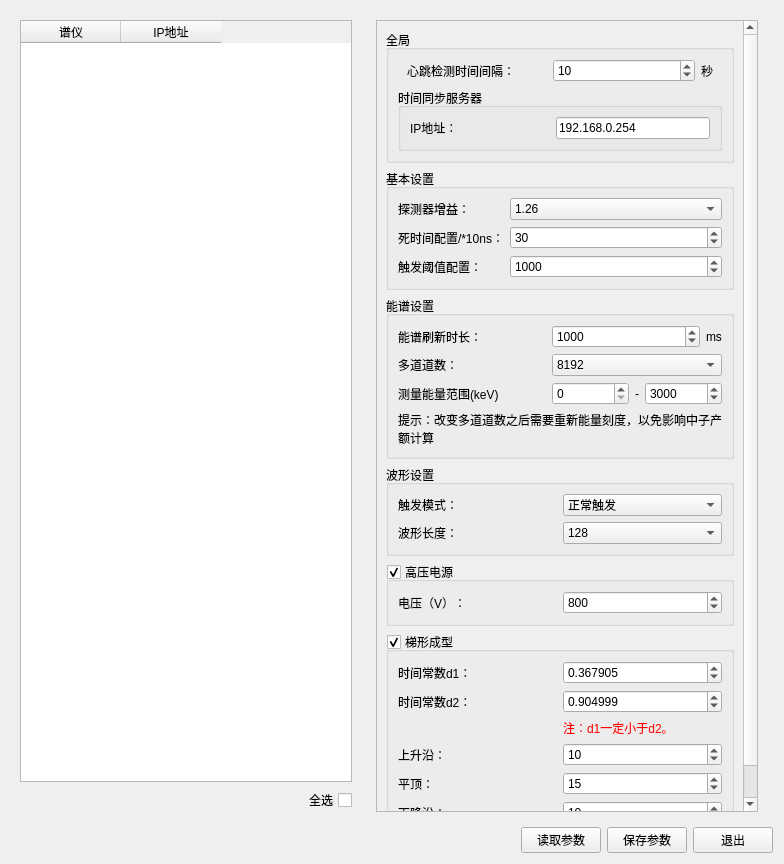
Qt form detsettingwindow.ui (MrXiaomao/HXR_Detector) before a commit.
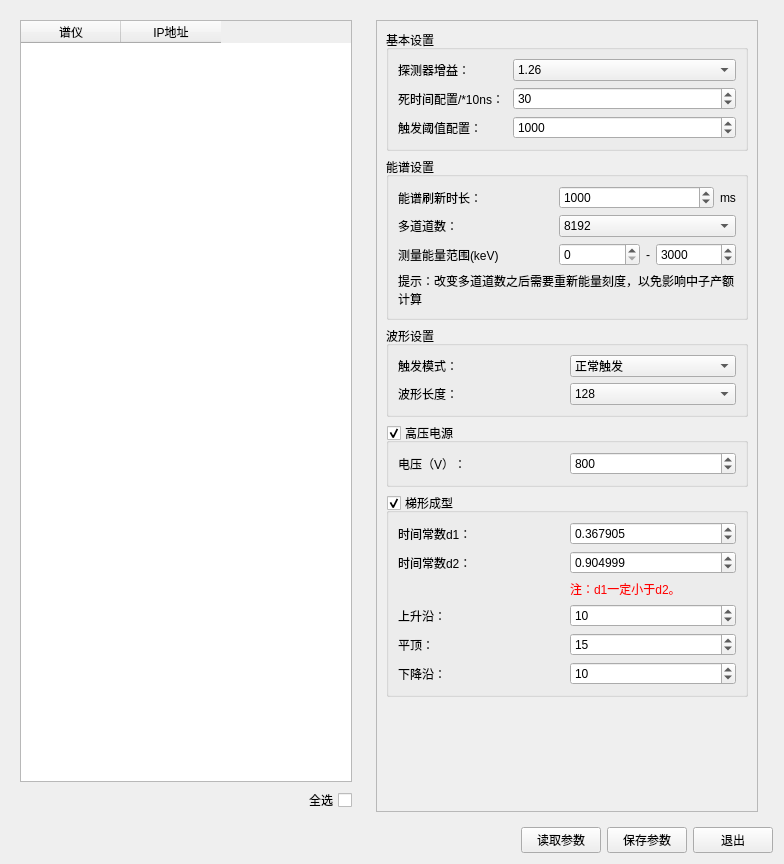
The same form after that commit.

Commit message: 1、优化网络数据包处理 2、计数率统计界面中当测量时长大于1000ms，导致死循环问题 3、心跳检测改为全局配置，不再针对单个探测器进行设置（注意：H5文件结构发生变动，需重新生成） 4、优化单通道测量逻辑关系 5、粒子模式和波形模式在测量过程中禁止关闭窗口

```diff
--- a/detsettingwindow.ui
+++ b/detsettingwindow.ui
@@ -126,123 +126,6 @@
            <string notr="true"/>
           </property>
           <layout class="QVBoxLayout" name="verticalLayout">
-           <item>
-            <widget class="QGroupBox" name="groupBox_4">
-             <property name="title">
-              <string>全局</string>
-             </property>
-             <layout class="QVBoxLayout" name="verticalLayout_2">
-              <item>
-               <layout class="QHBoxLayout" name="horizontalLayout_2">
-                <property name="leftMargin">
-                 <number>9</number>
-                </property>
-                <property name="rightMargin">
-                 <number>9</number>
-                </property>
-                <item>
-                 <widget class="QLabel" name="label_10">
-                  <property name="minimumSize">
-                   <size>
-                    <width>140</width>
-                    <height>0</height>
-                   </size>
-                  </property>
-                  <property name="maximumSize">
-                   <size>
-                    <width>140</width>
-                    <height>16777215</height>
-                   </size>
-                  </property>
-                  <property name="text">
-                   <string>心跳检测时间间隔：</string>
-                  </property>
-                 </widget>
-                </item>
-                <item>
-                 <widget class="QSpinBox" name="spinBox_pluseCheckTime">
-                  <property name="minimumSize">
-                   <size>
-                    <width>80</width>
-                    <height>0</height>
-                   </size>
-                  </property>
-                  <property name="maximum">
-                   <number>9999</number>
-                  </property>
-                  <property name="value">
-                   <number>10</number>
-                  </property>
-                 </widget>
-                </item>
-                <item>
-                 <widget class="QLabel" name="label_11">
-                  <property name="sizePolicy">
-                   <sizepolicy hsizetype="Fixed" vsizetype="Preferred">
-                    <horstretch>0</horstretch>
-                    <verstretch>0</verstretch>
-                   </sizepolicy>
-                  </property>
-                  <property name="text">
-                   <string>秒</string>
-                  </property>
-                 </widget>
-                </item>
-               </layout>
-              </item>
-              <item>
-               <widget class="QGroupBox" name="groupBox_6">
-                <property name="title">
-                 <string>时间同步服务器</string>
-                </property>
-                <layout class="QGridLayout" name="gridLayout_8">
-                 <item row="0" column="1">
-                  <widget class="QLineEdit" name="lineEdit_timerSrvIp">
-                   <property name="sizePolicy">
-                    <sizepolicy hsizetype="Fixed" vsizetype="Fixed">
-                     <horstretch>0</horstretch>
-                     <verstretch>0</verstretch>
-                    </sizepolicy>
-                   </property>
-                   <property name="maximumSize">
-                    <size>
-                     <width>200</width>
-                     <height>16777215</height>
-                    </size>
-                   </property>
-                   <property name="text">
-                    <string>192.168.0.254</string>
-                   </property>
-                   <property name="maxLength">
-                    <number>15</number>
-                   </property>
-                  </widget>
-                 </item>
-                 <item row="0" column="0">
-                  <widget class="QLabel" name="label_7">
-                   <property name="minimumSize">
-                    <size>
-                     <width>140</width>
-                     <height>0</height>
-                    </size>
-                   </property>
-                   <property name="maximumSize">
-                    <size>
-                     <width>140</width>
-                     <height>16777215</height>
-                    </size>
-                   </property>
-                   <property name="text">
-                    <string>IP地址：</string>
-                   </property>
-                  </widget>
-                 </item>
-                </layout>
-               </widget>
-              </item>
-             </layout>
-            </widget>
-           </item>
            <item>
             <widget class="QGroupBox" name="groupBox_31">
              <property name="title">
@@ -711,6 +594,19 @@
              </layout>
             </widget>
            </item>
+           <item>
+            <spacer name="verticalSpacer">
+             <property name="orientation">
+              <enum>Qt::Vertical</enum>
+             </property>
+             <property name="sizeHint" stdset="0">
+              <size>
+               <width>20</width>
+               <height>40</height>
+              </size>
+             </property>
+            </spacer>
+           </item>
           </layout>
          </widget>
         </widget>
```
The commit also changes 17 other files.
